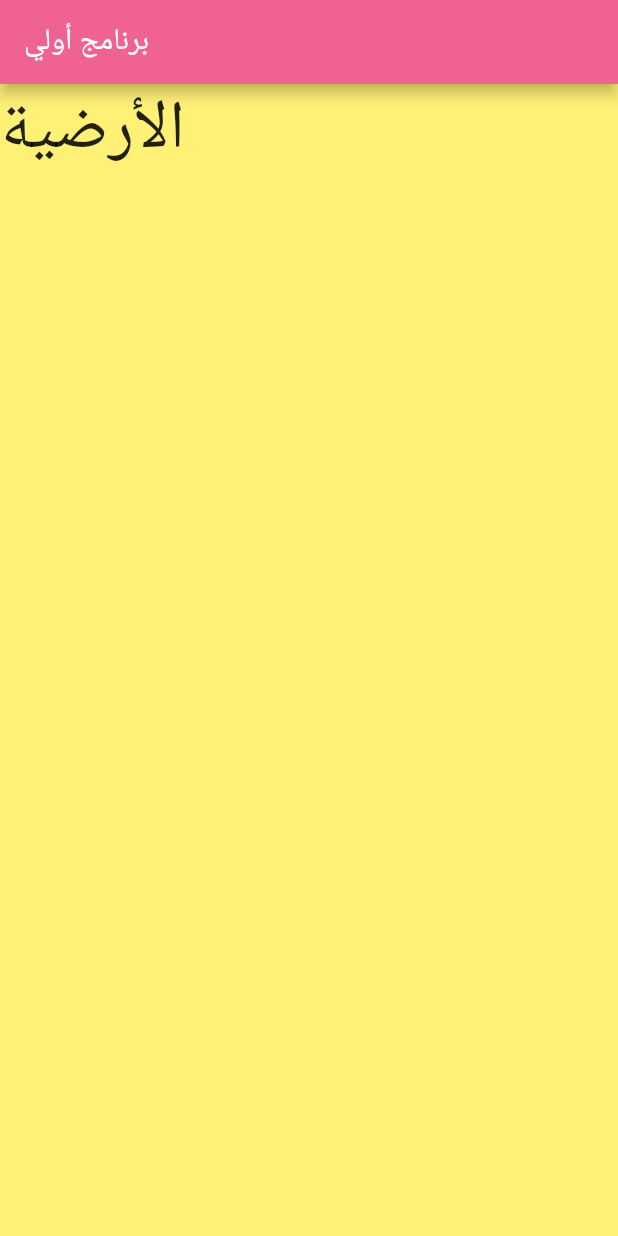
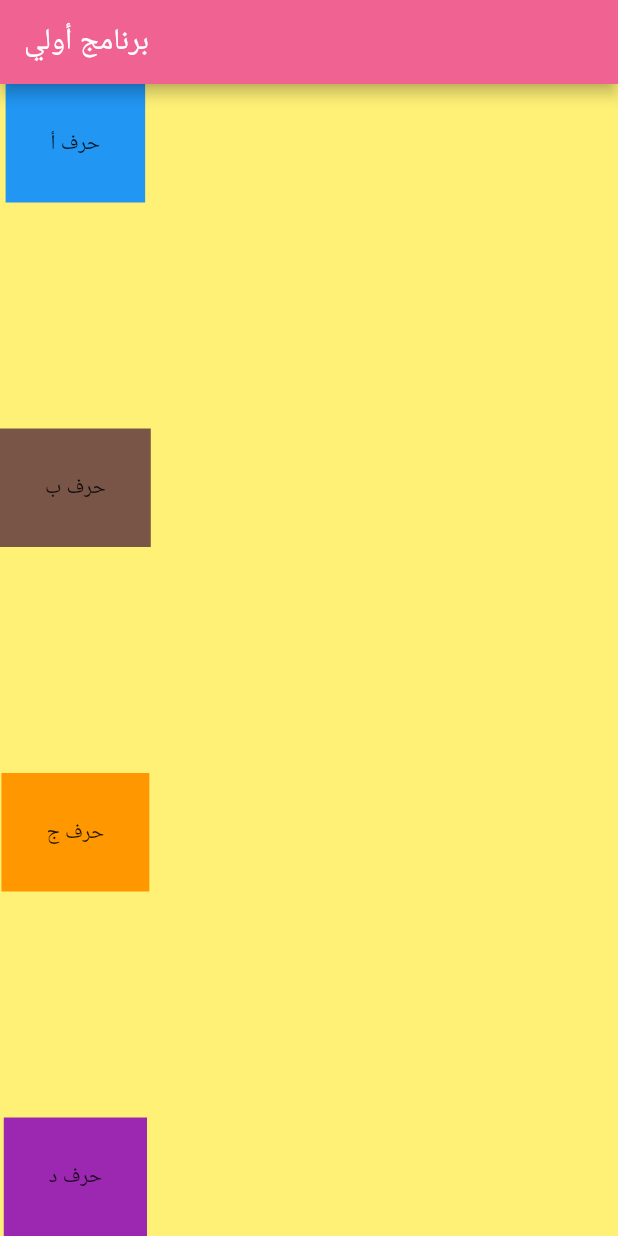
Before and after one commit to ban2002si/FlutterFirstApp, a Flutter app: the screen it shows after launch, on a phone screen of 412 x 824 dp. Run offline on Flutter 3.47's test engine with Material 2 defaults, Android fonts, the phone set to English and light mode, and no system bars.

Commit message:
2nd App Dev

```diff
--- a/lib/main.dart
+++ b/lib/main.dart
@@ -1,3 +1,4 @@
+import 'package:flutter/cupertino.dart';
 import 'package:flutter/material.dart';
 
 void main () {
@@ -16,10 +17,32 @@ class MyApp extends StatelessWidget {
         title: Text('برنامج أولي'),
         backgroundColor: Colors.pink[300],
       ),
-      body: Text(
-          'الأرضية',
-          style: TextStyle(fontSize: 45.0)
-        ),
+      body: Column(
+        mainAxisAlignment: MainAxisAlignment.spaceBetween,
+        crossAxisAlignment: CrossAxisAlignment.center,
+        children: <Widget>[
+          Container(
+            child: Text('حرف أ'),
+            color: Colors.blue,
+            padding: EdgeInsets.all(30),
+          ),
+          Container(
+            child: Text('حرف ب'),
+            color: Colors.brown,
+            padding: EdgeInsets.all(30),
+          ),
+          Container(
+            child: Text('حرف ج'),
+            color: Colors.orange,
+            padding: EdgeInsets.all(30),
+          ),
+          Container(
+            child: Text('حرف د'),
+            color: Colors.purple,
+            padding: EdgeInsets.all(30),
+          ),
+        ],
+      )
     );
   }
 }
@@ -39,3 +62,8 @@ class MyApp extends StatelessWidget {
 //return progress == null ? child : LinearProgressIndicator();
 //}
 //),
+
+//Text(
+//'الأرضية',
+//style: TextStyle(fontSize: 45.0)
+//),
--- a/pubspec.yaml
+++ b/pubspec.yaml
@@ -42,9 +42,7 @@ flutter:
 
   # To add assets to your application, add an assets section, like this:
   assets:
-   - Images/2015-11-17.png
-   - Images/2017-07-16.png
-   - Images/2017-07-17.png
+   - Images/
 
   # An image asset can refer to one or more resolution-specific "variants", see
   # https://flutter.dev/assets-and-images/#resolution-aware.
```
Also changed, not shown: Images/img1.png (renamed from Images/2015-11-17.png), Images/img2.png (renamed from Images/2017-07-17.png), Images/img3.png (renamed from Images/2017-07-16.png).
